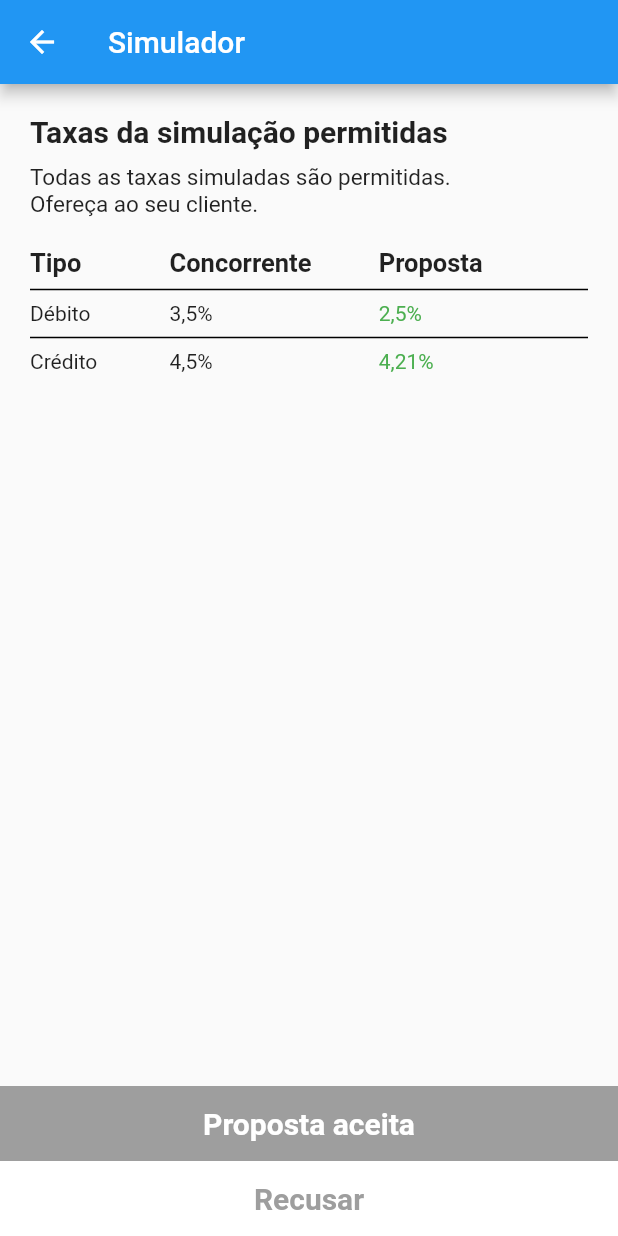
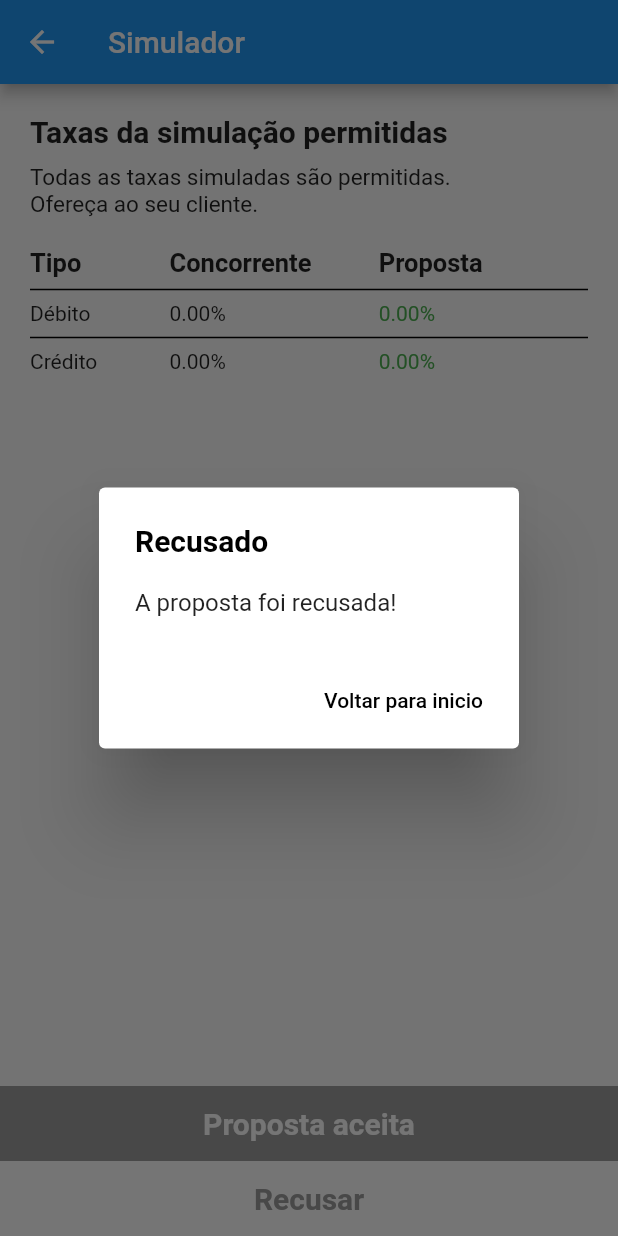
Before and after one commit to brennoaq/App-negociar-e-vender, a Flutter app: the Nova_simulacao3 screen opened directly with empty values, after a tap on "Recusar", on a phone screen of 412 x 824 dp. Run offline on Flutter 3.47's test engine with Material 2 defaults, Android fonts, the phone set to English and light mode, and no system bars; our stand-ins replace flutter_masked_text, sqflite; accounts and stored records are empty.

Commit message:
fazendo calculo de proposta

```diff
--- a/lib/nova_simulacao3.dart
+++ b/lib/nova_simulacao3.dart
@@ -6,18 +6,37 @@ import 'package:flutter_masked_text/flutter_masked_text.dart';
 import 'db_helper.dart';
 
 class Nova_simulacao3 extends StatefulWidget {
-  String ramo;
+  double debito;
+  double credito;
+  double descontoDebito;
+  double descontoCredito;
+  double minDebito;
+  double minCredito;
 
-  Nova_simulacao3(this.ramo);
+  Nova_simulacao3({
+    @required this.debito,
+    @required this.credito,
+    @required this.descontoDebito,
+    @required this.descontoCredito,
+    @required this.minDebito,
+    @required this.minCredito,
+  });
 
   @override
-  _State createState() => _State(ramo);
+  _State createState() => _State(
+      debito, credito, descontoDebito, descontoCredito, minDebito, minCredito);
 }
 
 class _State extends State<Nova_simulacao3> {
-  String ramo;
+  double debito;
+  double credito;
+  double descontoDebito;
+  double descontoCredito;
+  double minDebito;
+  double minCredito;
 
-  _State(this.ramo);
+  _State(this.debito, this.credito, this.descontoDebito, this.descontoCredito,
+      this.minDebito, this.minCredito);
 
   @override
   Widget build(BuildContext context) {
@@ -87,13 +106,16 @@ class _State extends State<Nova_simulacao3> {
                         ),
                         Expanded(
                           flex: 3,
-                          child: Text('3,5%'),
+                          child: Text('${debito.toStringAsPrecision(3)}%'),
                         ),
                         Expanded(
                           flex: 3,
                           child: Text(
-                            '2,5%',
-                            style: TextStyle(color: Colors.green),
+                            '${descontoDebito.toStringAsPrecision(3)}%',
+                            style: TextStyle(
+                                color: descontoDebito >= minDebito
+                                    ? Colors.green
+                                    : Colors.red),
                           ),
                         ),
                       ],
@@ -110,21 +132,68 @@ class _State extends State<Nova_simulacao3> {
                         ),
                         Expanded(
                           flex: 3,
-                          child: Text('4,5%'),
+                          child: Text('${credito.toStringAsPrecision(3)}%'),
                         ),
                         Expanded(
                           flex: 3,
                           child: Text(
-                            '4,21%',
-                            style: TextStyle(color: Colors.green),
+                            '${descontoCredito.toStringAsPrecision(3)}%',
+                            style: TextStyle(
+                                color: descontoCredito >= minCredito
+                                    ? Colors.green
+                                    : Colors.red),
                           ),
                         ),
                       ],
                     ),
+                    getTextMin()
                   ],
                 ),
               ),
             ),
+            getButtonsMin(),
+          ],
+        ),
+      ),
+    );
+  }
+
+  Widget getTextMin() {
+    if (descontoDebito < minDebito || descontoCredito < minCredito) {
+      return Padding(
+        padding: const EdgeInsets.only(top: 20),
+        child: Text(
+            'O valor de taxa mínima para débito é ${minDebito.toStringAsPrecision(3)}%, enquanto para crédito é ${minCredito.toStringAsPrecision(3)}%.'),
+      );
+    } else {
+      return Container();
+    }
+  }
+
+  Widget getButtonsMin() {
+    if (descontoDebito < minDebito || descontoCredito < minCredito) {
+      return GestureDetector(
+        child: Container(
+          width: double.infinity,
+          height: 50,
+          color: Colors.grey,
+          child: Center(
+            child: Text(
+              'Reajustar',
+              style: TextStyle(
+                  color: Colors.white,
+                  fontWeight: FontWeight.bold,
+                  fontSize: 20),
+            ),
+          ),
+        ),
+        onTap: () {
+          Navigator.of(context).pop();
+        },
+      );
+    }
+    return Column(
+      children: <Widget>[
         GestureDetector(
           child: Container(
             width: double.infinity,
@@ -141,7 +210,7 @@ class _State extends State<Nova_simulacao3> {
             ),
           ),
           onTap: () {
-                AlertDialogAceitarProposta(context);
+            AlertDialogAceitarProposta(context, "Aceite do cliente", "Resposta gravada no banco de dados!");
           },
         ),
         GestureDetector(
@@ -159,16 +228,16 @@ class _State extends State<Nova_simulacao3> {
               ),
             ),
           ),
-              onTap: () {},
+          onTap: () {
+            AlertDialogAceitarProposta(context, "Recusado", "A proposta foi recusada!");
+          },
         ),
       ],
-        ),
-      ),
     );
   }
 }
 
-AlertDialogAceitarProposta(context) {
+AlertDialogAceitarProposta(context, title, message) {
   // configura o button
   Widget HomeButton = FlatButton(
     child: Text(
@@ -184,11 +253,11 @@ AlertDialogAceitarProposta(context) {
   // configura o  AlertDialog
   AlertDialog alerta = AlertDialog(
     title: Text(
-      "Aceite do cliente",
+      title,
       style: TextStyle(
           color: Colors.black, fontWeight: FontWeight.bold, fontSize: 20),
     ),
-    content: Text("Resposta gravada no banco de dados!"),
+    content: Text(message),
     actions: [
       HomeButton,
     ],
@@ -200,5 +269,6 @@ AlertDialogAceitarProposta(context) {
     builder: (BuildContext context) {
       return alerta;
     },
+    barrierDismissible: false,
   );
 }
```
Also changed, not shown: lib/nova_simulacao2.dart (+39 -4 lines). Lines whose indentation alone changed are shown as unchanged.
